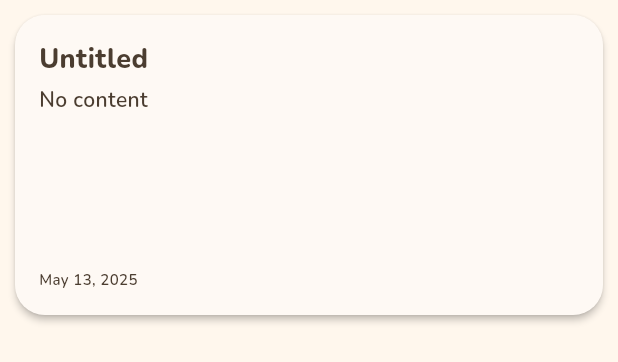
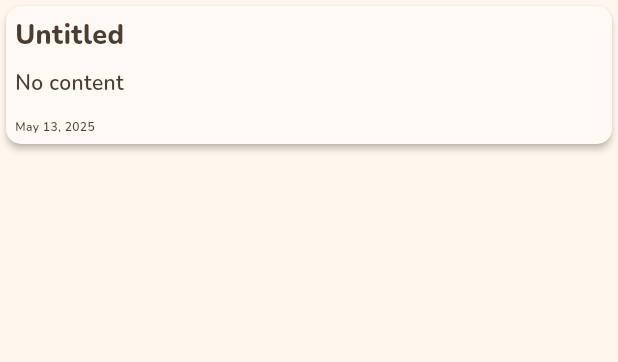
Before and after one commit to Tomercio/peteks, a Flutter app: the NoteCard widget shown alone on an empty page, opened directly with empty values, on a phone screen of 412 x 824 dp. Shown: the top 362 px of the screen. Run offline on Flutter 3.47's test engine with Material 3 defaults, Android fonts, the phone set to English and light mode, and no system bars; our stand-ins replace google_sign_in, hive, hive_flutter, image_picker, package_info_plus, permission_handler and 2 more; missing offline and left inert: flutter_quill, flutter_sound, googleapis, pattern_lock; accounts and stored records are empty.

Commit message:
grid fix to 9 in a screen

```diff
--- a/lib/ui/screens/home_screen.dart
+++ b/lib/ui/screens/home_screen.dart
@@ -222,7 +222,7 @@ class HomeScreenState extends State<HomeScreen> with TickerProviderStateMixin {
       appBar: AppBar(
         title: Image.asset(
           'assets/peteks.png',
-          height: 80,
+          height: 65,
         ),
         shape: const RoundedRectangleBorder(
           borderRadius: BorderRadius.only(
@@ -494,7 +494,7 @@ class HomeScreenState extends State<HomeScreen> with TickerProviderStateMixin {
       key: const ValueKey('grid_view'),
       padding: const EdgeInsets.all(8),
       gridDelegate: const SliverGridDelegateWithFixedCrossAxisCount(
-        crossAxisCount: 2,
+        crossAxisCount: 3,
         childAspectRatio: 0.6,
         crossAxisSpacing: 8,
         mainAxisSpacing: 8,
--- a/lib/ui/widgets/note_card.dart
+++ b/lib/ui/widgets/note_card.dart
@@ -143,7 +143,7 @@ class _NoteCardState extends State<NoteCard>
                               ? 'Untitled'
                               : widget.note.title,
                           style: TextStyle(
-                            fontSize: 16,
+                            fontSize: 22,
                             fontWeight: FontWeight.bold,
                             color: textColor,
                             fontFamily: 'Nunito',
@@ -172,6 +172,18 @@ class _NoteCardState extends State<NoteCard>
                     ],
                   ),
                   const SizedBox(height: 8),
+                  // Ultra thin blurry divider for both modes
+                  ClipRRect(
+                    borderRadius: BorderRadius.circular(1),
+                    child: BackdropFilter(
+                      filter: ui.ImageFilter.blur(sigmaX: 3, sigmaY: 3),
+                      child: Container(
+                        height: 1,
+                        width: double.infinity,
+                        color: Colors.white.withAlpha(10),
+                      ),
+                    ),
+                  ),
                   // Preview with 3 dots if overflowing
                   _buildPlainPreviewWithDots(widget.note.content, textColor,
                       maxLines: 2),
@@ -244,22 +256,22 @@ class _NoteCardState extends State<NoteCard>
         },
         onTapCancel: () => _animationController.reverse(),
         child: SizedBox(
-          height: 220, // Reduced height for all cards in grid mode
+          height: 100, // Much smaller height for 3x3 grid
           child: Card(
             color: cardColor,
             elevation: widget.note.isPinned ? 8 : 2,
             shape: RoundedRectangleBorder(
-              borderRadius: BorderRadius.circular(20),
+              borderRadius: BorderRadius.circular(10),
               side: widget.note.isPinned
                   ? BorderSide(
                       color: theme.colorScheme.primary,
-                      width: 2,
+                      width: 1,
                     )
                   : BorderSide.none,
             ),
-            margin: const EdgeInsets.all(10),
+            margin: const EdgeInsets.all(4),
             child: Padding(
-              padding: const EdgeInsets.all(16.0),
+              padding: const EdgeInsets.all(6.0),
               child: Column(
                 crossAxisAlignment: CrossAxisAlignment.start,
                 children: [
@@ -269,10 +281,10 @@ class _NoteCardState extends State<NoteCard>
                     children: [
                       if (widget.note.isPinned)
                         Padding(
-                          padding: const EdgeInsets.only(right: 4.0),
+                          padding: const EdgeInsets.only(right: 1.0),
                           child: Icon(
                             Icons.push_pin,
-                            size: 18,
+                            size: widget.mode == NoteCardMode.grid ? 12 : 16,
                             color: textColor,
                           ),
                         ),
@@ -282,7 +294,8 @@ class _NoteCardState extends State<NoteCard>
                               ? 'Untitled'
                               : widget.note.title,
                           style: TextStyle(
-                            fontSize: 18,
+                            fontSize:
+                                widget.mode == NoteCardMode.grid ? 18 : 22,
                             fontWeight: FontWeight.bold,
                             color: textColor,
                             fontFamily: 'Nunito',
@@ -293,14 +306,16 @@ class _NoteCardState extends State<NoteCard>
                       ),
                       if (widget.onFavoriteToggle != null)
                         Padding(
-                          padding: const EdgeInsets.only(left: 8.0),
+                          padding: EdgeInsets.only(
+                              left:
+                                  widget.mode == NoteCardMode.grid ? 2.0 : 8.0),
                           child: IconButton(
                             icon: Icon(
                               widget.note.isFavorite
                                   ? Icons.favorite
                                   : Icons.favorite_border,
                               color: heartColor,
-                              size: 22,
+                              size: widget.mode == NoteCardMode.grid ? 16 : 20,
                             ),
                             onPressed: widget.onFavoriteToggle,
                             padding: EdgeInsets.zero,
@@ -311,29 +326,48 @@ class _NoteCardState extends State<NoteCard>
                     ],
                   ),
                   const SizedBox(height: 4),
+                  // Centered, short blurry divider for both modes (60% width)
+                  Align(
+                    alignment: Alignment.center,
+                    child: FractionallySizedBox(
+                      widthFactor: 0.8,
+                      child: ClipRRect(
+                        borderRadius: BorderRadius.circular(1),
+                        child: BackdropFilter(
+                          filter: ui.ImageFilter.blur(sigmaX: 3, sigmaY: 3),
+                          child: Container(
+                            height: 1,
+                            color: Colors.white.withAlpha(10),
+                          ),
+                        ),
+                      ),
+                    ),
+                  ),
+                  const SizedBox(height: 4),
                   // Preview area
-                  _buildPlainPreviewWithDots(widget.note.content, textColor),
+                  _buildPlainPreviewWithDots(widget.note.content, textColor,
+                      maxLines: 2),
                   // Spacer to push tags/date to the bottom
                   const Spacer(),
                   // Tags above the date (bottom of card)
                   if (widget.note.tags.isNotEmpty)
                     Padding(
-                      padding: const EdgeInsets.only(bottom: 4.0, top: 0.0),
+                      padding: const EdgeInsets.only(bottom: 1.0, top: 0.0),
                       child: Wrap(
-                        spacing: 4,
-                        runSpacing: 4,
+                        spacing: 1,
+                        runSpacing: 1,
                         children: widget.note.tags.map((tag) {
                           return Container(
                             padding: const EdgeInsets.symmetric(
-                                horizontal: 10, vertical: 4),
+                                horizontal: 4, vertical: 1),
                             decoration: BoxDecoration(
                               color: tagBgColor,
-                              borderRadius: BorderRadius.circular(12),
+                              borderRadius: BorderRadius.circular(6),
                             ),
                             child: Text(
                               tag,
                               style: TextStyle(
-                                fontSize: 12,
+                                fontSize: 8,
                                 color: tagTextColor,
                                 fontWeight: FontWeight.w600,
                                 fontFamily: 'Nunito',
@@ -346,12 +380,12 @@ class _NoteCardState extends State<NoteCard>
                       ),
                     ),
                   // Small space between tags and date
-                  if (widget.note.tags.isNotEmpty) const SizedBox(height: 6),
+                  if (widget.note.tags.isNotEmpty) const SizedBox(height: 1),
                   // Date at the very bottom
                   Text(
                     formattedDate,
                     style: TextStyle(
-                      fontSize: 10,
+                      fontSize: 8,
                       color: textColor,
                       fontFamily: 'Nunito',
                     ),
```
Also changed, not shown: 1 other file.
